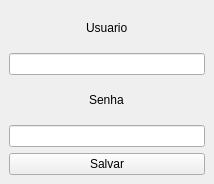
Old version of the form Janelas/NovoUsuario.ui in the repository ThiagoCostaD/Estoque.
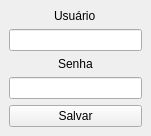
New version of the form.

Commit message: Adicionando as janelas

```diff
--- a/Janelas/NovoUsuario.ui
+++ b/Janelas/NovoUsuario.ui
@@ -6,8 +6,8 @@
    <rect>
     <x>0</x>
     <y>0</y>
-    <width>214</width>
-    <height>184</height>
+    <width>151</width>
+    <height>131</height>
    </rect>
   </property>
   <property name="windowTitle">
@@ -18,7 +18,7 @@
     <item row="0" column="0" alignment="Qt::AlignHCenter|Qt::AlignVCenter">
      <widget class="QLabel" name="label">
       <property name="text">
-       <string>Usuario</string>
+       <string>Usuário</string>
       </property>
      </widget>
     </item>
```
Left out of the diff: 4 changed lines with no effect on the pictures. The commit also changes 6 other files.
